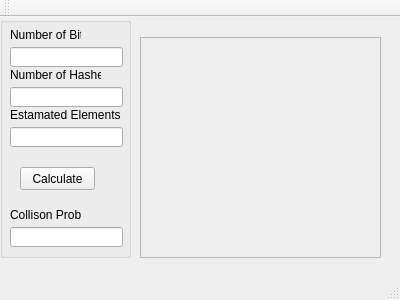
This is Bloom-Filter/mainwindow.ui in DullemondWilliam/Bloom-Filter as Qt 5 draws it before an edit. The edited form follows.
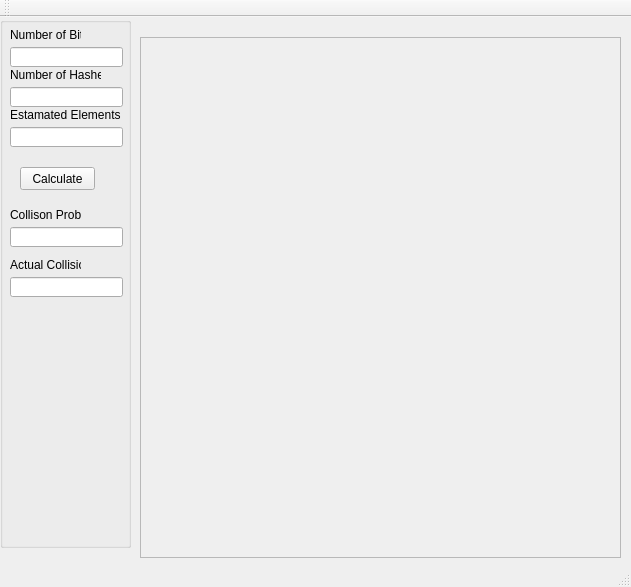
This is the edited form.

The edit to the form file:
```diff
--- a/Bloom-Filter/mainwindow.ui
+++ b/Bloom-Filter/mainwindow.ui
@@ -6,8 +6,8 @@
    <rect>
     <x>0</x>
     <y>0</y>
-    <width>400</width>
-    <height>300</height>
+    <width>631</width>
+    <height>587</height>
    </rect>
   </property>
   <property name="windowTitle">
@@ -20,7 +20,7 @@
       <x>0</x>
       <y>0</y>
       <width>131</width>
-      <height>241</height>
+      <height>531</height>
      </rect>
     </property>
     <property name="title">
@@ -150,14 +150,43 @@
       <string/>
      </property>
     </widget>
+    <widget class="QLabel" name="label_5">
+     <property name="geometry">
+      <rect>
+       <x>10</x>
+       <y>240</y>
+       <width>71</width>
+       <height>16</height>
+      </rect>
+     </property>
+     <property name="text">
+      <string>Actual Collisions</string>
+     </property>
+    </widget>
+    <widget class="QLineEdit" name="text_Collisions">
+     <property name="geometry">
+      <rect>
+       <x>10</x>
+       <y>260</y>
+       <width>113</width>
+       <height>20</height>
+      </rect>
+     </property>
+     <property name="frame">
+      <bool>true</bool>
+     </property>
+     <property name="readOnly">
+      <bool>true</bool>
+     </property>
+    </widget>
    </widget>
    <widget class="QFrame" name="frame">
     <property name="geometry">
      <rect>
       <x>140</x>
       <y>20</y>
-      <width>241</width>
-      <height>221</height>
+      <width>481</width>
+      <height>521</height>
      </rect>
     </property>
     <property name="frameShape">
@@ -171,8 +200,8 @@
       <rect>
        <x>10</x>
        <y>10</y>
-       <width>221</width>
-       <height>201</height>
+       <width>461</width>
+       <height>491</height>
       </rect>
      </property>
      <property name="text">
```
Left out of the diff: 2 changed lines with no effect on the pictures.
